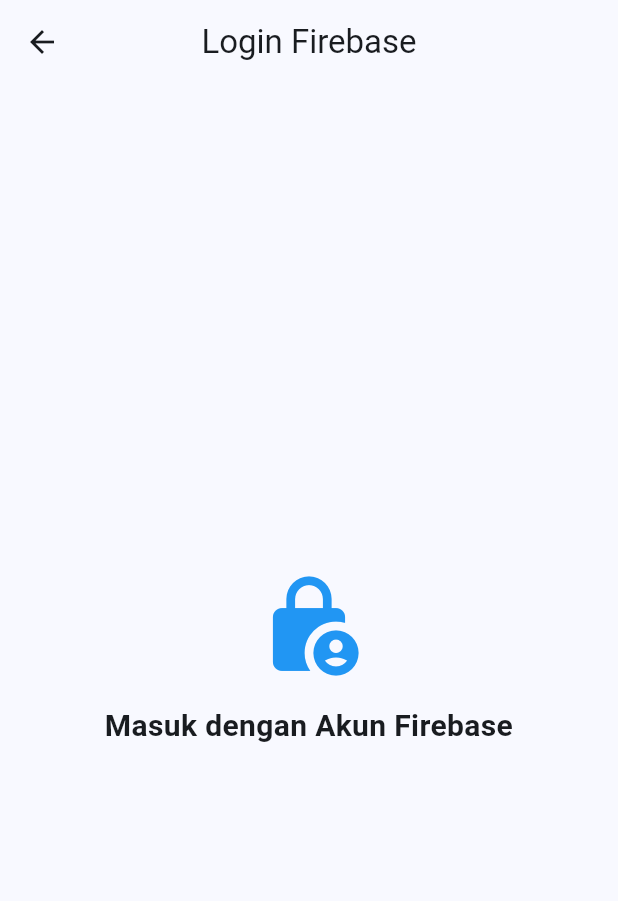
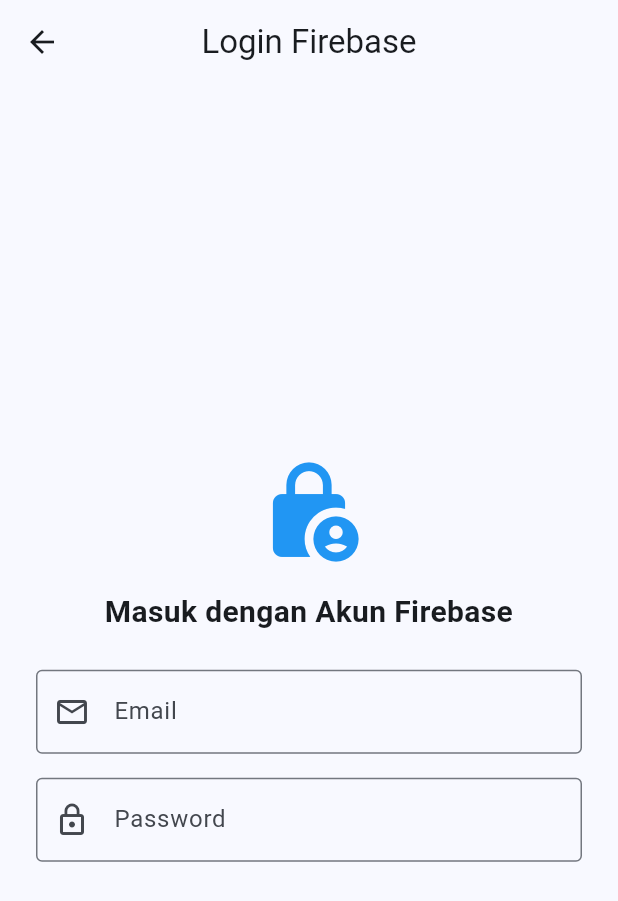
Before and after one commit to syafiqfadhil/pertemuan_8, a Flutter app: the LoginPage screen opened directly, on a phone screen of 412 x 824 dp. Shown: the top 901 px of the screen. Run offline on Flutter 3.47's test engine with Material 3 defaults, Android fonts, the phone set to English and light mode, and no system bars; our stand-ins replace firebase_auth, firebase_core; accounts and stored records are empty.

Commit message:
menambahkan TextField dan controller untuk email dan password

```diff
--- a/pertemuan_8_mobile/lib/screens/login_page.dart
+++ b/pertemuan_8_mobile/lib/screens/login_page.dart
@@ -8,6 +8,16 @@ class LoginPage extends StatefulWidget {
 }
 
 class _LoginPageState extends State<LoginPage> {
+  final _emailController = TextEditingController();
+  final _passwordController = TextEditingController();
+
+  @override
+  void dispose(){
+    _emailController.dispose();
+    _passwordController.dispose();
+    super.dispose();
+  }
+
   @override
   Widget build(BuildContext context) {
     return Scaffold(
@@ -15,7 +25,7 @@ class _LoginPageState extends State<LoginPage> {
         title: const Text('Login Firebase'),
         centerTitle: true,
       ),
-      body: const Center(
+      body:  Center(
         child: SingleChildScrollView(
           padding: EdgeInsets.all(24),
           child: Column(
@@ -28,6 +38,26 @@ class _LoginPageState extends State<LoginPage> {
                 textAlign: TextAlign.center,
                 style: TextStyle(fontSize: 20, fontWeight: FontWeight.bold),
               ),
+              const SizedBox(height: 24),
+              TextField(
+                controller: _emailController,
+                keyboardType: TextInputType.emailAddress,
+                decoration: const InputDecoration(
+                  labelText: 'Email',
+                  prefixIcon: Icon(Icons.email_outlined),
+                  border: OutlineInputBorder(),
+                ),
+              ),
+              const SizedBox(height: 16),
+              TextField(
+                controller: _passwordController,
+                obscureText: true,
+                decoration: const InputDecoration(
+                  labelText: 'Password',
+                  prefixIcon: Icon(Icons.lock_outline),
+                  border: OutlineInputBorder(),
+                ),
+              )
             ],
           ),
         ),
```
